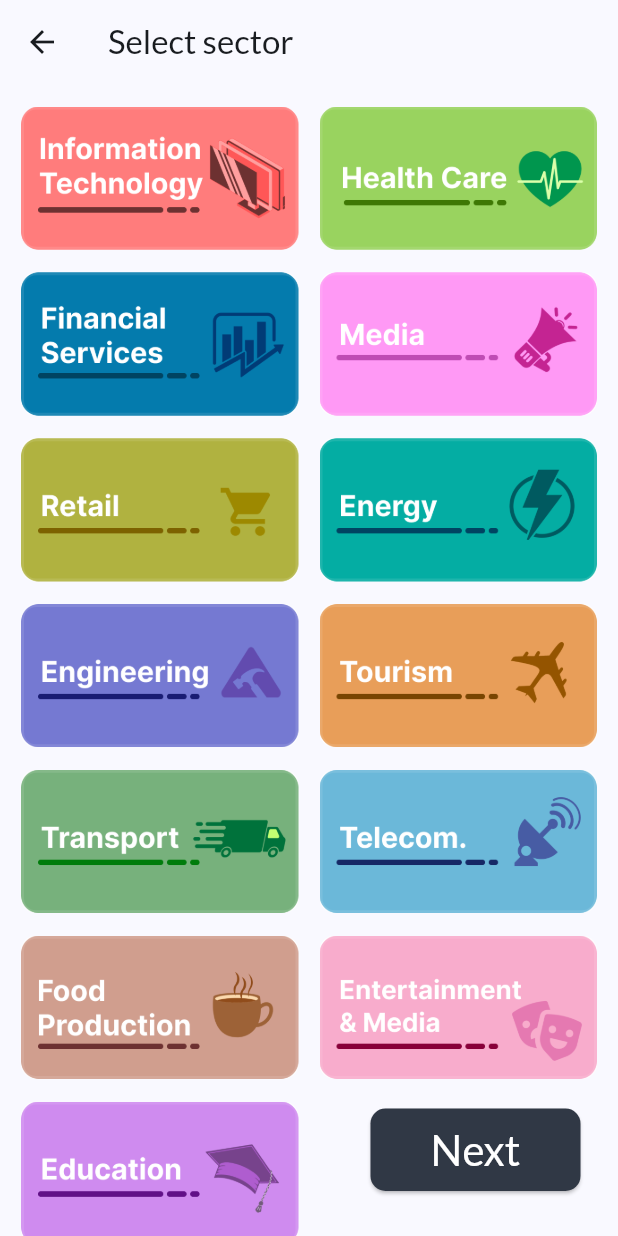
After one commit to PalGabani/Business_Bridge, a Flutter app: the sector_page screen opened directly, on a phone screen of 412 x 824 dp. The commit adds this screen. Run offline on Flutter 3.47's test engine with Material 2 defaults, Android fonts, the light colour scheme and no system bars; our stand-ins replace flutter_riverpod, google_fonts, riverpod, transparent_image.

Commit message:
sector page complete ....

```diff
--- /dev/null
+++ b/lib/screens/sector_page.dart
@@ -0,0 +1,108 @@
+import 'package:business_bridge/screens/login_page_user.dart';
+import 'package:flutter/cupertino.dart';
+import 'package:flutter/material.dart';
+
+class sector_page extends StatefulWidget{
+  @override
+  State<sector_page> createState() => _sector_pageState();
+}
+
+class _sector_pageState extends State<sector_page> {
+
+  List<Map<String, dynamic>> categories = [
+    {"id": 1, "title": "Information Technology", "image": "assets/images/sector/cainfo.png"},
+    {"id": 2, "title": "Health Care ", "image": "assets/images/sector/cahealth.png"},
+    {"id": 3, "title": "Financial Services ", "image": "assets/images/sector/cafinancial.png"},
+    {"id": 4, "title": "Media ", "image": "assets/images/sector/camedia.png"},
+    {"id": 5, "title": "Retails ", "image": "assets/images/sector/caretail.png"},
+    {"id": 6, "title": "Energy ", "image": "assets/images/sector/caenergy.png"},
+    {"id": 7, "title": "Engineering ", "image": "assets/images/sector/caengineering.png"},
+    {"id": 8, "title": "Tourism ", "image": "assets/images/sector/catourism.png"},
+    {"id": 9, "title": "Transport ", "image": "assets/images/sector/catransport.png"},
+    {"id": 10, "title": "Telecom. ", "image": "assets/images/sector/catelecom.png"},
+    {"id": 11, "title": "Food Production ", "image": "assets/images/sector/cafood.png"},
+    {"id": 12, "title": "Entertainment & Media ", "image": "assets/images/sector/caentertainment.png"},
+    {"id": 13, "title": "Education ", "image": "assets/images/sector/caeducation.png"},
+  ];
+
+  String? cardGroupResult;
+
+  int selected_inx = -1;
+
+  @override
+  Widget build(BuildContext context) {
+    return  Scaffold(
+      appBar: AppBar(
+        title: Text("Select sector"),
+      ),
+
+      body: Stack(
+        alignment: AlignmentDirectional.bottomEnd,
+        children: [
+          GridView.builder(
+            padding: EdgeInsets.only(left: 7,right: 7),
+            gridDelegate: SliverGridDelegateWithFixedCrossAxisCount(
+                crossAxisCount:2,
+                childAspectRatio: 1.8,
+            ),
+            itemCount: categories.length,
+            itemBuilder: (BuildContext context, int index) {
+              return Padding(
+                padding: const EdgeInsets.only(left: 7,right: 7,top: 15),
+                child: Container(
+                  decoration: BoxDecoration(
+                    border: Border.all(
+                        color: (index == selected_inx) ? Colors.black : Colors.white10,
+                        width: 2,
+                    ),
+                    borderRadius: BorderRadius.circular(10),
+                    image: DecorationImage(
+                        image: AssetImage(categories[index]["image"]),
+                        fit: BoxFit.fill,
+                        opacity: (index == selected_inx) ? 5 : 25 ),
+                  ),
+                  child: InkWell(
+                    onTap: () {
+                      setState(() {
+                        selected_inx = index;
+                        print(categories[index]["title"]);
+                      });
+                    },
+                  ),
+                ),
+              );
+            },
+          ),
+          Padding(
+            padding: const EdgeInsets.only(bottom: 30,right: 15),
+            child:Container(
+              padding: EdgeInsets.only(left: 10, right: 10),
+              width: 160,
+              height: 55,
+              child: ElevatedButton(
+                style: ButtonStyle(
+                    shape: MaterialStatePropertyAll(
+                        RoundedRectangleBorder(
+                            borderRadius:
+                            BorderRadius.circular(10))),
+                    backgroundColor: MaterialStatePropertyAll(
+                      Color(0xff303845)
+                    )),
+                onPressed: () {
+                  Navigator.push(
+                      context,
+                      MaterialPageRoute(builder: (context) {
+                        return Login_page();
+                      })
+                  );
+                },
+                child: Text('Next', style: TextStyle(color: Colors.white,fontSize: 28)
+                ),
+              ),
+            ),
+          )
+        ]
+      ),
+    );
+  }
+}
--- a/lib/screens/sign_page_user.dart
+++ b/lib/screens/sign_page_user.dart
@@ -1,5 +1,6 @@
 import 'package:business_bridge/screens/homepage.dart';
 import 'package:business_bridge/screens/login_page_user.dart';
+import 'package:business_bridge/screens/sector_page.dart';
 import 'package:business_bridge/screens/sign_in_screen.dart';
 import 'package:business_bridge/widgets/pop_up.dart';
 import 'package:flutter/cupertino.dart';
@@ -532,7 +533,7 @@ class _Signin_pageState extends State<Signin_page> {
                                             context,
                                             MaterialPageRoute(
                                               builder: (context) {
-                                                return homepage();
+                                                return sector_page() ;
                                               },
                                             ),
                                             //(route)=>false
--- a/pubspec.yaml
+++ b/pubspec.yaml
@@ -68,6 +68,7 @@ flutter:
     - assets/images/services/
     - assets/images/icon/
     - assets/images/workportal/
+    - assets/images/sector/
 #    - assets/images/case_study/case_goverment.jpg
 #    - assets/images/case_study/case_pharm.jpg
 #    - assets/images/case_study/case_private_foundation.jpg
```
Also changed, not shown: assets/images/sector/caeducation.png (added), assets/images/sector/caenergy.png (added), assets/images/sector/caengineering.png (added), assets/images/sector/caentertainment.png (added), assets/images/sector/cafinancial.png (added), assets/images/sector/cafood.png (added), assets/images/sector/cahealth.png (added), assets/images/sector/cainfo.png (added), assets/images/sector/camedia.png (added), assets/images/sector/caretail.png (added), assets/images/sector/catelecom.png (added), assets/images/sector/catourism.png (added), assets/images/sector/catransport.png (added).
